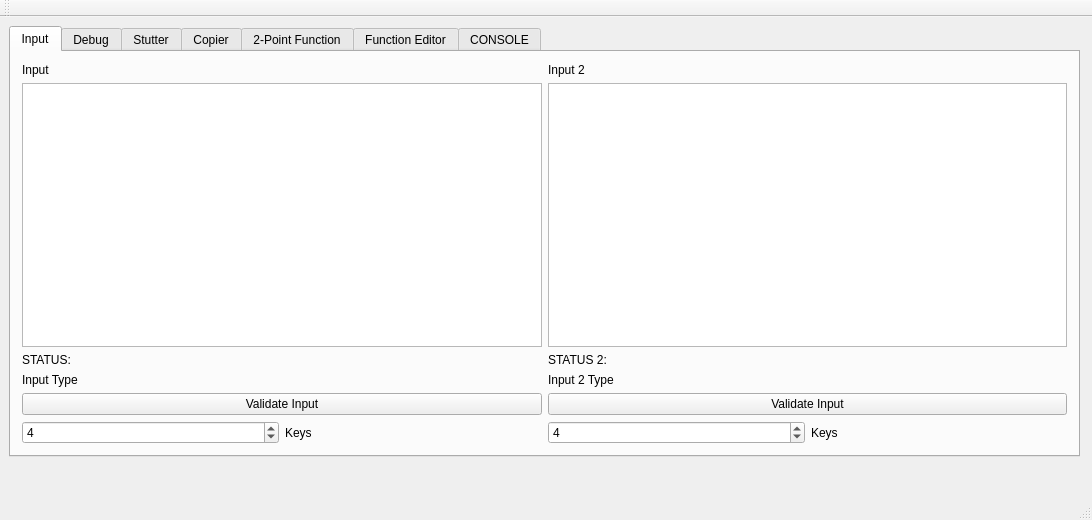
Old version of the form svTool.ui in the repository Eve-ning/reamber.
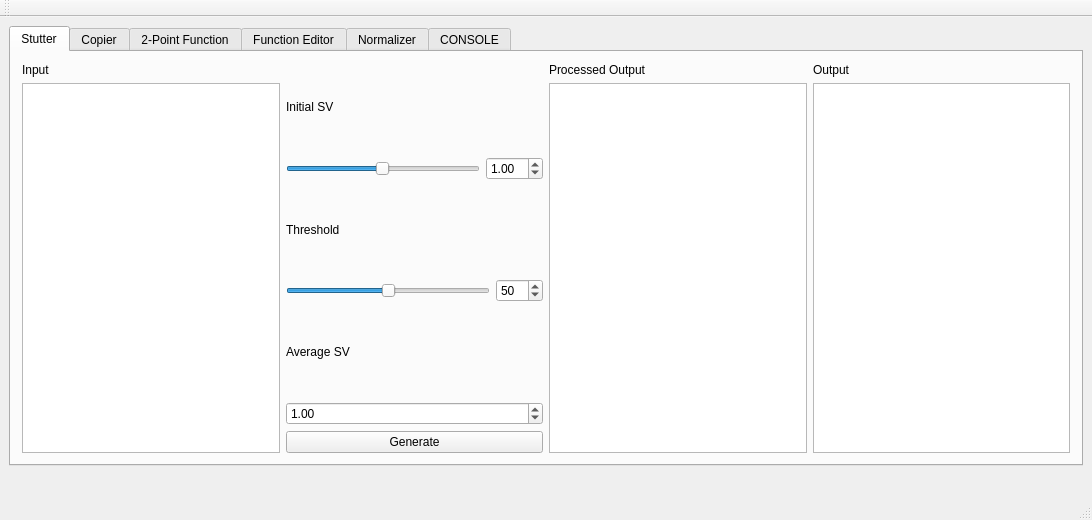
New version of the form. The open tabs and pages were chosen to show the change. Custom widgets are drawn as their Qt base class.

The edit to the form file:
```diff
--- a/svTool.ui
+++ b/svTool.ui
@@ -22,219 +22,19 @@
      <rect>
       <x>9</x>
       <y>9</y>
-      <width>1071</width>
-      <height>431</height>
+      <width>1074</width>
+      <height>440</height>
      </rect>
     </property>
     <property name="tabShape">
      <enum>QTabWidget::Rounded</enum>
     </property>
     <property name="currentIndex">
-     <number>4</number>
+     <number>0</number>
     </property>
     <property name="usesScrollButtons">
      <bool>true</bool>
     </property>
-    <widget class="QWidget" name="tabInput">
-     <attribute name="title">
-      <string>Input</string>
-     </attribute>
-     <layout class="QGridLayout" name="gridLayout">
-      <item row="0" column="0">
-       <layout class="QGridLayout" name="input_rawInputGroup">
-        <item row="0" column="0">
-         <widget class="QLabel" name="input_rawInputLabel">
-          <property name="text">
-           <string>Input</string>
-          </property>
-         </widget>
-        </item>
-        <item row="1" column="0">
-         <widget class="QPlainTextEdit" name="input_rawInputBox"/>
-        </item>
-       </layout>
-      </item>
-      <item row="0" column="2">
-       <layout class="QGridLayout" name="input_rawInputGroup_2">
-        <item row="1" column="0">
-         <widget class="QPlainTextEdit" name="input_rawInputBox_2"/>
-        </item>
-        <item row="0" column="0">
-         <widget class="QLabel" name="input_rawInputLabel_2">
-          <property name="text">
-           <string>Input 2</string>
-          </property>
-         </widget>
-        </item>
-       </layout>
-      </item>
-      <item row="1" column="0">
-       <widget class="QLabel" name="input_statusLabel">
-        <property name="text">
-         <string>STATUS:</string>
-        </property>
-       </widget>
-      </item>
-      <item row="2" column="0">
-       <layout class="QGridLayout" name="input_typeGroup">
-        <item row="0" column="0" colspan="2">
-         <widget class="QLabel" name="input_typeLabel">
-          <property name="text">
-           <string>Input Type</string>
-          </property>
-         </widget>
-        </item>
-        <item row="1" column="0" colspan="2">
-         <widget class="QPushButton" name="input_validateButton">
-          <property name="text">
-           <string>Validate Input</string>
-          </property>
-         </widget>
-        </item>
-        <item row="2" column="1">
-         <widget class="QLabel" name="input_keysLabel">
-          <property name="layoutDirection">
-           <enum>Qt::LeftToRight</enum>
-          </property>
-          <property name="text">
-           <string>Keys</string>
-          </property>
-         </widget>
-        </item>
-        <item row="2" column="0">
-         <widget class="QSpinBox" name="input_keysSpinBox">
-          <property name="buttonSymbols">
-           <enum>QAbstractSpinBox::UpDownArrows</enum>
-          </property>
-          <property name="minimum">
-           <number>1</number>
-          </property>
-          <property name="maximum">
-           <number>18</number>
-          </property>
-          <property name="value">
-           <number>4</number>
-          </property>
-         </widget>
-        </item>
-       </layout>
-      </item>
-      <item row="2" column="2">
-       <layout class="QGridLayout" name="input_typeGroup_2">
-        <item row="0" column="0" colspan="2">
-         <widget class="QLabel" name="input_typeLabel_2">
-          <property name="text">
-           <string>Input 2 Type</string>
-          </property>
-         </widget>
-        </item>
-        <item row="1" column="0" colspan="2">
-         <widget class="QPushButton" name="input_validateButton_2">
-          <property name="text">
-           <string>Validate Input</string>
-          </property>
-         </widget>
-        </item>
-        <item row="2" column="1">
-         <widget class="QLabel" name="input_keysLabel_2">
-          <property name="layoutDirection">
-           <enum>Qt::LeftToRight</enum>
-          </property>
-          <property name="text">
-           <string>Keys</string>
-          </property>
-         </widget>
-        </item>
-        <item row="2" column="0">
-         <widget class="QSpinBox" name="input_keysSpinBox_2">
-          <property name="buttonSymbols">
-           <enum>QAbstractSpinBox::UpDownArrows</enum>
-          </property>
-          <property name="minimum">
-           <number>1</number>
-          </property>
-          <property name="maximum">
-           <number>18</number>
-          </property>
-          <property name="value">
-           <number>4</number>
-          </property>
-         </widget>
-        </item>
-       </layout>
-      </item>
-      <item row="1" column="2">
-       <widget class="QLabel" name="input_statusLabel_2">
-        <property name="text">
-         <string>STATUS 2:</string>
-        </property>
-       </widget>
-      </item>
-     </layout>
-    </widget>
-    <widget class="QWidget" name="tabDebug">
-     <attribute name="title">
-      <string>Debug</string>
-     </attribute>
-     <layout class="QHBoxLayout" name="horizontalLayout">
-      <item>
-       <layout class="QGridLayout" name="debug_rawInputGroup">
-        <item row="0" column="0">
-         <widget class="QLabel" name="debug_rawInputLabel">
-          <property name="text">
-           <string>Raw Input</string>
-          </property>
-         </widget>
-        </item>
-        <item row="1" column="0">
-         <widget class="QTextBrowser" name="debug_rawInputBox"/>
-        </item>
-       </layout>
-      </item>
-      <item>
-       <layout class="QGridLayout" name="debug_procInputGroup">
-        <item row="0" column="0">
-         <widget class="QLabel" name="debug_procInputLabel">
-          <property name="text">
-           <string>Processed Input</string>
-          </property>
-         </widget>
-        </item>
-        <item row="1" column="0">
-         <widget class="QTextBrowser" name="debug_procInputBox"/>
-        </item>
-       </layout>
-      </item>
-      <item>
-       <layout class="QGridLayout" name="debug_rawInputGroup_2">
-        <item row="0" column="0">
-         <widget class="QLabel" name="debug_rawInputLabel_2">
-          <property name="text">
-           <string>Raw Input 2</string>
-          </property>
-         </widget>
-        </item>
-        <item row="1" column="0">
-         <widget class="QTextBrowser" name="debug_rawInputBox_2"/>
-        </item>
-       </layout>
-      </item>
-      <item>
-       <layout class="QGridLayout" name="debug_procInputGroup_2">
-        <item row="0" column="0">
-         <widget class="QLabel" name="debug_procInputLabel_2">
-          <property name="text">
-           <string>Processed Input 2</string>
-          </property>
-         </widget>
-        </item>
-        <item row="1" column="0">
-         <widget class="QTextBrowser" name="debug_procInputBox_2"/>
-        </item>
-       </layout>
-      </item>
-     </layout>
-    </widget>
     <widget class="QWidget" name="tabStutter">
      <attribute name="title">
       <string>Stutter</string>
@@ -255,16 +55,16 @@
        </layout>
       </item>
       <item row="0" column="0" rowspan="4">
-       <layout class="QGridLayout" name="stutter_procInputGroup">
+       <layout class="QGridLayout" name="stutter_inputGroup">
         <item row="0" column="0">
-         <widget class="QLabel" name="stutter_procInputLabel">
+         <widget class="QLabel" name="stutter_inputLabel">
           <property name="text">
-           <string>Processed Input</string>
+           <string>Input</string>
           </property>
          </widget>
         </item>
         <item row="1" column="0">
-         <widget class="QTextBrowser" name="stutter_procInputBox"/>
+         <widget class="QPlainTextEdit" name="stutter_inputBox"/>
         </item>
        </layout>
       </item>
@@ -427,31 +227,31 @@
        </layout>
       </item>
       <item row="0" column="0" rowspan="2">
-       <layout class="QGridLayout" name="copier_procInputGroup">
+       <layout class="QGridLayout" name="copier_inputGroup">
         <item row="0" column="0">
-         <widget class="QLabel" name="copier_procInputLabel">
+         <widget class="QLabel" name="copier_inputLabel">
           <property name="text">
-           <string>Processed Input</string>
+           <string>Input</string>
           </property>
          </widget>
         </item>
         <item row="1" column="0">
-         <widget class="QTextBrowser" name="copier_procInputBox"/>
+         <widget class="QPlainTextEdit" name="copier_inputBox"/>
         </item>
        </layout>
       </item>
       <item row="0" column="1" rowspan="2">
-       <layout class="QGridLayout" name="copier_procInputGroup_2">
-        <item row="1" column="0">
-         <widget class="QTextBrowser" name="copier_procInputBox_2"/>
-        </item>
+       <layout class="QGridLayout" name="copier_inputGroup_2">
         <item row="0" column="0">
-         <widget class="QLabel" name="copier_procInputLabel_2">
+         <widget class="QLabel" name="copier_inputLabel_2">
           <property name="text">
-           <string>Processed Input 2</string>
+           <string>Input 2</string>
           </property>
          </widget>
         </item>
+        <item row="1" column="0">
+         <widget class="QPlainTextEdit" name="copier_inputBox_2"/>
+        </item>
        </layout>
       </item>
       <item row="0" column="4">
@@ -474,7 +274,7 @@
          <widget class="QTextBrowser" name="copier_outputBox"/>
         </item>
         <item row="2" column="0">
-         <widget class="QLabel" name="coper_outputStatusLabel">
+         <widget class="QLabel" name="copier_outputStatusLabel">
           <property name="text">
            <string>STATUS:</string>
           </property>
@@ -1299,6 +1099,11 @@
       </property>
      </widget>
     </widget>
+    <widget class="QWidget" name="tabNormalizer">
+     <attribute name="title">
+      <string>Normalizer</string>
+     </attribute>
+    </widget>
     <widget class="QWidget" name="tabConsole">
      <attribute name="title">
       <string>CONSOLE</string>
```
